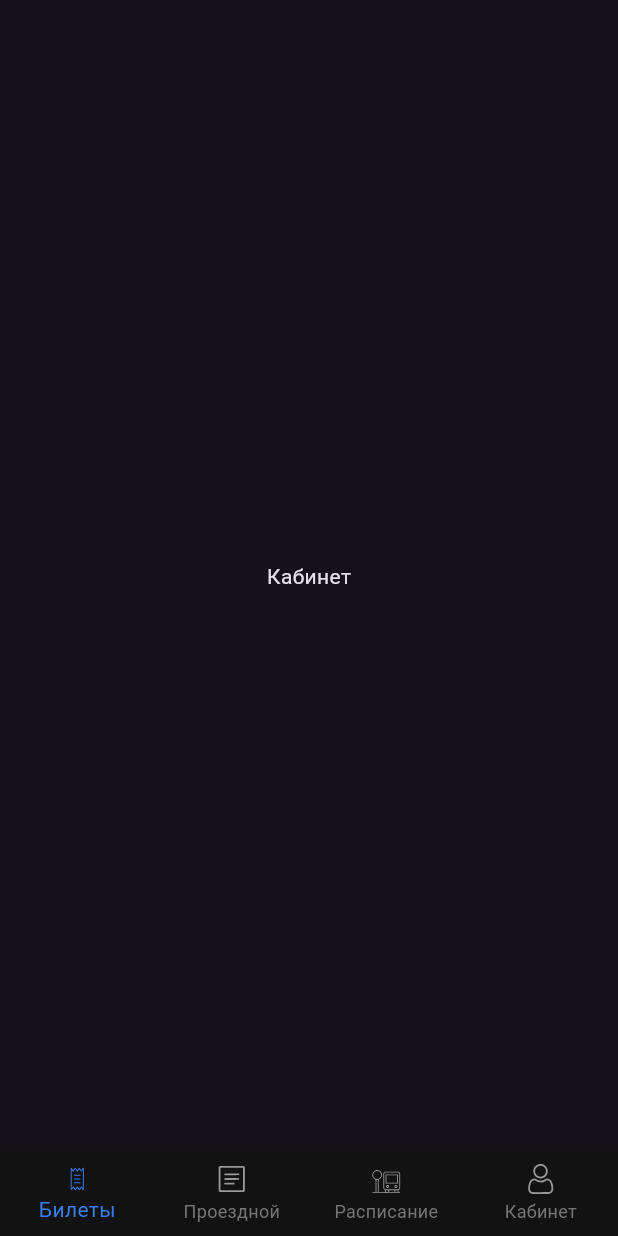
After one commit to ttsukuyomi3auka/perm_transport_card, a Flutter app: the AccountView screen opened by its route, on a phone screen of 412 x 824 dp. The commit adds this screen. Run offline on Flutter 3.47's test engine with Material 3 defaults, Android fonts, the light colour scheme and no system bars; our stand-ins replace carousel_slider, flutter_svg, freezed_annotation, get.

Commit message:
nested navigation and dark theme

```diff
--- /dev/null
+++ b/lib/app/modules/home/views/account.dart
@@ -0,0 +1,13 @@
+import 'package:flutter/material.dart';
+import 'package:perm_transport_card/app/modules/home/widgets/custom_bottom_navigation_bar.dart';
+
+class AccountView extends StatelessWidget {
+  const AccountView({super.key});
+
+  @override
+  Widget build(BuildContext context) {
+    return Scaffold(
+        bottomNavigationBar: CustomBottomNavigationBar(),
+        body: const Center(child: Text("Кабинет")));
+  }
+}
--- /dev/null
+++ b/lib/app/modules/home/widgets/custom_bottom_navigation_bar.dart
@@ -0,0 +1,47 @@
+import 'package:flutter/material.dart';
+import 'package:flutter_svg/svg.dart';
+import 'package:get/get.dart';
+import 'package:perm_transport_card/app/modules/home/controllers/home_controller.dart';
+import 'package:perm_transport_card/constants.dart';
+import 'package:perm_transport_card/resources/resources.dart';
+
+class CustomBottomNavigationBar extends StatelessWidget {
+  final HomeController controller = Get.find();
+  CustomBottomNavigationBar({super.key});
+
+  @override
+  Widget build(BuildContext context) {
+    return Obx(() => BottomNavigationBar(
+          type: BottomNavigationBarType.fixed,
+          currentIndex: controller.currentTab.value,
+          backgroundColor: CustomColor.blackUpDown,
+          unselectedItemColor: CustomColor.grey,
+          selectedItemColor: CustomColor.blueIcon,
+          onTap: controller.setCurrentTab,
+          items: [
+            drawBottomNavigationBarItem(
+                LocalIcons.ticket, "Билеты", controller.currentTab.value, 0),
+            drawBottomNavigationBarItem(
+                LocalIcons.text, "Проездной", controller.currentTab.value, 1),
+            drawBottomNavigationBarItem(LocalIcons.busWithRoadSign,
+                "Расписание", controller.currentTab.value, 2),
+            drawBottomNavigationBarItem(
+                LocalIcons.user, "Кабинет", controller.currentTab.value, 3),
+          ],
+        ));
+  }
+}
+
+BottomNavigationBarItem drawBottomNavigationBarItem(
+    String icon, String label, int currentTab, int thisTab) {
+  return BottomNavigationBarItem(
+    icon: SvgPicture.asset(
+      icon,
+      width: 20,
+      height: 20,
+      color:
+          currentTab == thisTab ? CustomColor.blueIcon : CustomColor.greyIcon,
+    ),
+    label: label,
+  );
+}
--- a/lib/main.dart
+++ b/lib/main.dart
@@ -8,8 +8,9 @@ void main() {
   initServices();
   runApp(GetMaterialApp(
     theme: ThemeData(
-      textSelectionTheme: TextSelectionThemeData(cursorColor: CustomColor.blueLight)
-    ),
+        brightness: Brightness.dark,
+        textSelectionTheme:
+            TextSelectionThemeData(cursorColor: CustomColor.blueLight)),
     debugShowCheckedModeBanner: false,
     initialRoute: Routes.HOME,
     getPages: AppPages.routes,
```
Also changed, not shown: lib/app/modules/home/controllers/home_controller.dart (+19 -0 lines), lib/app/modules/home/views/home_view.dart (+2 -33 lines), lib/app/modules/home/views/ticket.dart (added, +14 -0 lines), lib/app/modules/home/views/trail.dart (added, +14 -0 lines), lib/app/modules/home/widgets/app_bar.dart (+0 -38 lines), lib/app/routes/app_pages.dart (+11 -4 lines).
